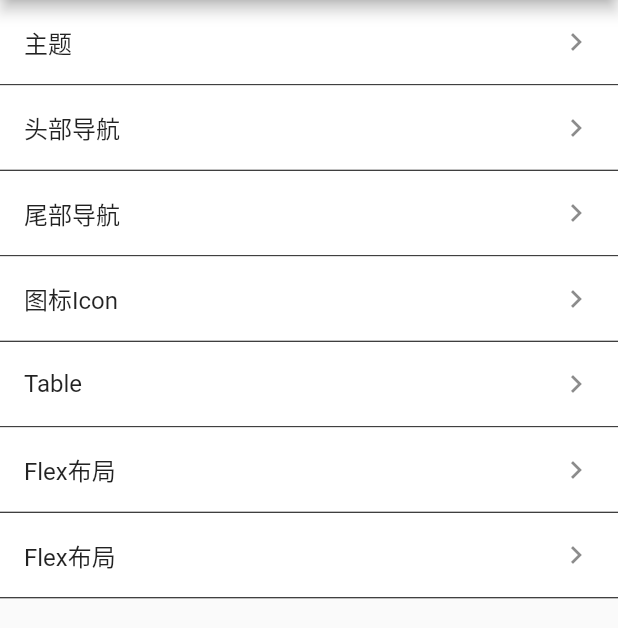
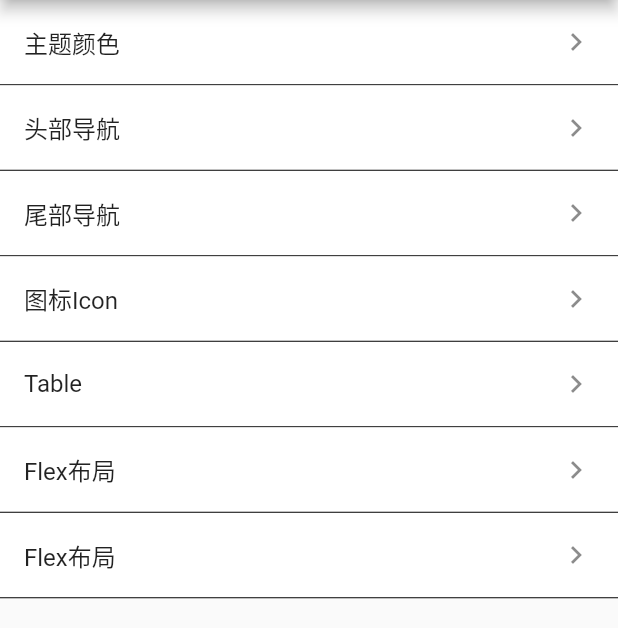
Before and after one commit to nieyafei/flutter_demo, a Flutter app: the screen it shows after launch, on a phone screen of 412 x 824 dp, the part 84-712 px from its top. Run offline on Flutter 3.47's test engine with Material 2 defaults, Android fonts, the phone set to English and light mode, and no system bars.

Commit message:
update 添加主题颜色

```diff
--- a/lib/pages/nav.dart
+++ b/lib/pages/nav.dart
@@ -78,7 +78,7 @@ class __BasicNavCompState extends State<BasicNavComp>{
     /* listData['result'].forEach((res) {
       item.add(Nav(res.title,res.path));
     }); */
-    item.add(Nav('主题','/theme'));
+    item.add(Nav('主题颜色','/theme'));
     item.add(Nav('头部导航','home'));
     item.add(Nav('尾部导航','home'));
     item.add(Nav('图标Icon','/icon'));
```
